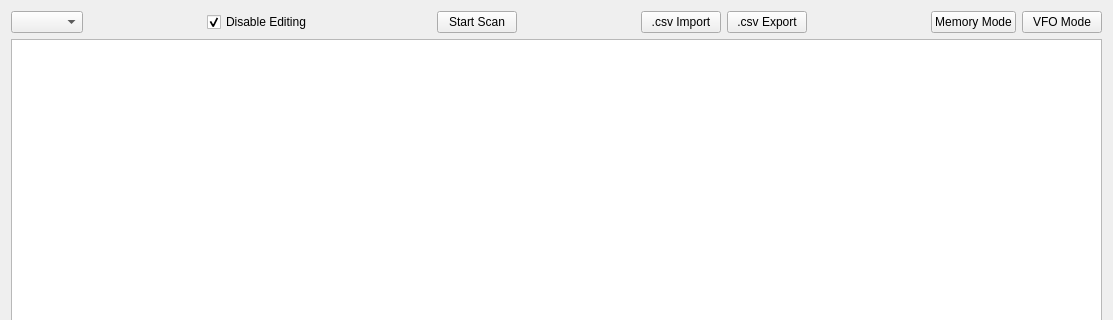
The window that memories.ui (adecarolis/wfweb) describes before a commit, drawn with Qt 5; both pictures show x 0 to 1113 and y 0 to 320 of the 1113 by 520 pixel window.
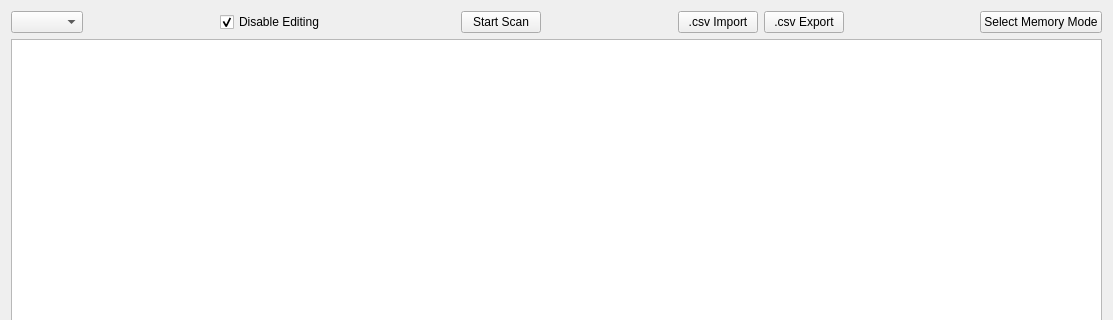
The same window after the commit. Custom widgets are drawn as their Qt base class.

```diff
--- a/memories.ui
+++ b/memories.ui
@@ -110,14 +110,7 @@
        <item>
         <widget class="QPushButton" name="memoryMode">
          <property name="text">
-          <string>Memory Mode</string>
-         </property>
-        </widget>
-       </item>
-       <item>
-        <widget class="QPushButton" name="vfoMode">
-         <property name="text">
-          <string>VFO Mode</string>
+          <string>Select Memory Mode</string>
          </property>
         </widget>
        </item>
```
Left out of the diff: 2 changed lines with no effect on the pictures.
